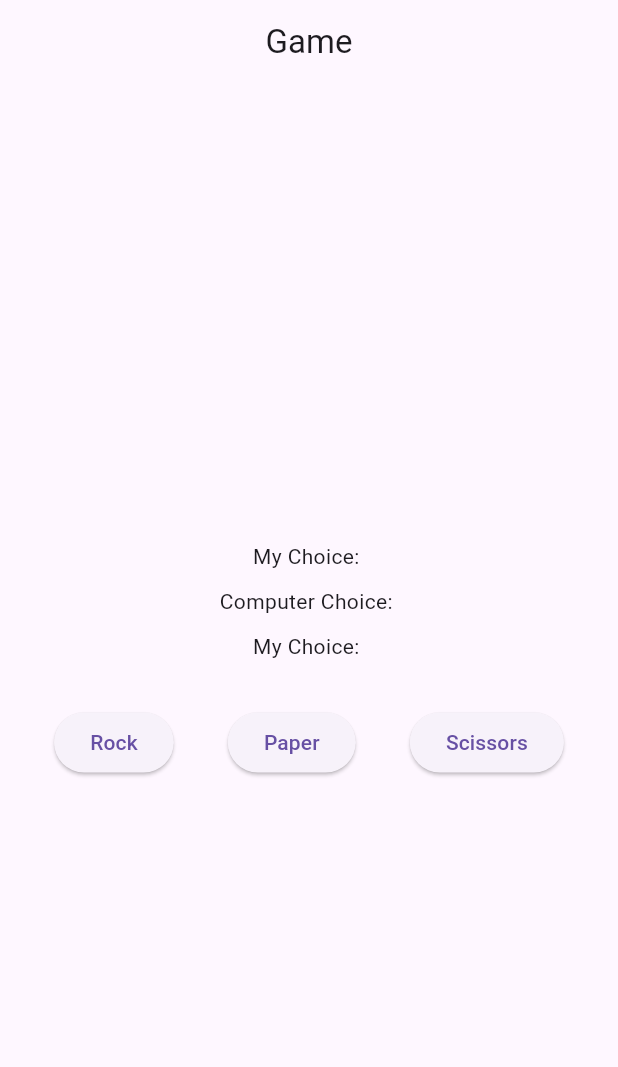
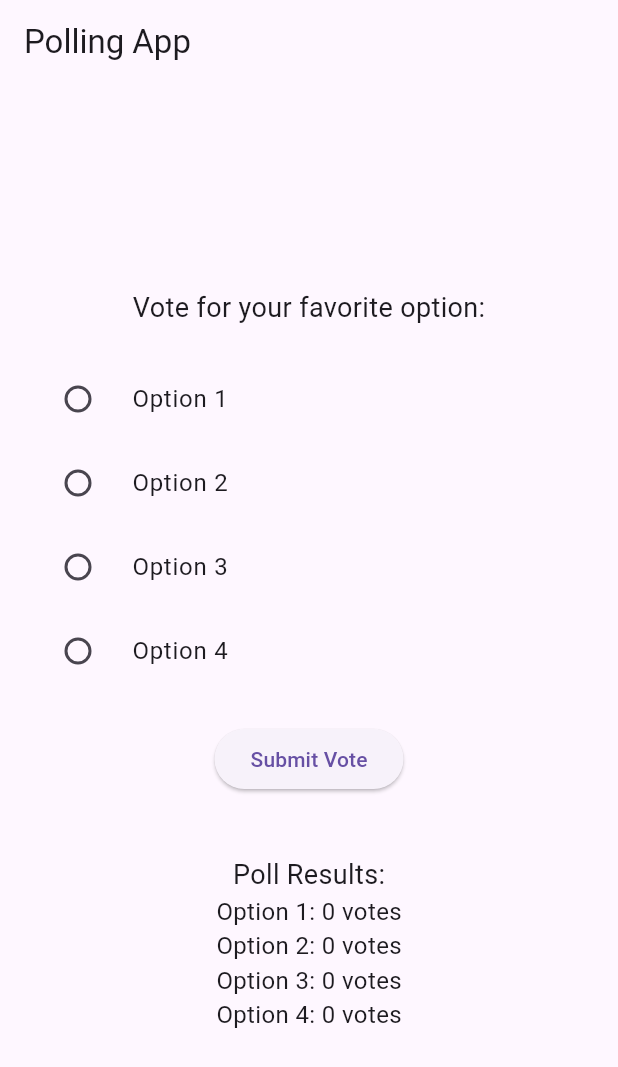
Before and after one commit to HasanJuned/testing2, a Flutter app: the screen it shows after launch, on a phone screen of 412 x 824 dp. Shown: the top 1067 px of the screen. Run offline on Flutter 3.47's test engine with Material 3 defaults, Android fonts, the phone set to English and light mode, and no system bars; our stand-ins replace get.

```diff
--- a/lib/main.dart
+++ b/lib/main.dart
@@ -1,79 +1,90 @@
-import 'package:flutter/cupertino.dart';
 import 'package:flutter/material.dart';
-import 'package:get/get.dart';
-import 'package:testing2/game_controller.dart';
 
 void main() {
   runApp(MyApp());
 }
 
 class MyApp extends StatelessWidget {
-  const MyApp({super.key});
-
   @override
   Widget build(BuildContext context) {
     return MaterialApp(
-      debugShowCheckedModeBanner: false,
-      home: HomeScreen(),
+      title: 'Polling App',
+      theme: ThemeData(
+        primarySwatch: Colors.blue,
+      ),
+      home: PollingPage(),
     );
   }
 }
 
-class HomeScreen extends StatefulWidget {
-  const HomeScreen({super.key});
-
+class PollingPage extends StatefulWidget {
   @override
-  State<HomeScreen> createState() => _HomeScreenState();
+  _PollingPageState createState() => _PollingPageState();
 }
 
-class _HomeScreenState extends State<HomeScreen> {
-  final GameController _gameController = Get.put(GameController());
+class _PollingPageState extends State<PollingPage> {
+  String? selectedOption;
+  Map<String, int> pollResults = {
+    'Option 1': 0,
+    'Option 2': 0,
+    'Option 3': 0,
+    'Option 4': 0,
+  };
+
+  void submitVote() {
+    if (selectedOption != null) {
+      setState(() {
+        pollResults[selectedOption!] = pollResults[selectedOption!]! + 1;
+      });
+    }
+  }
 
   @override
   Widget build(BuildContext context) {
     return Scaffold(
       appBar: AppBar(
-        title: Text('Game'),
-        centerTitle: true,
+        title: Text('Polling App'),
       ),
-      body: Column(
+      body: Padding(
+        padding: const EdgeInsets.all(16.0),
+        child: Column(
           mainAxisAlignment: MainAxisAlignment.center,
           children: [
-          Obx(
-            () {
-              return Text('My Choice: ${_gameController.userChoice.value}');
+            Text(
+              'Vote for your favorite option:',
+              style: TextStyle(fontSize: 18),
+            ),
+            SizedBox(height: 20),
+            ...pollResults.keys.map((option) {
+              return RadioListTile<String>(
+                title: Text(option),
+                value: option,
+                groupValue: selectedOption,
+                onChanged: (value) {
+                  setState(() {
+                    selectedOption = value;
+                  });
                 },
+              );
+            }).toList(),
+            SizedBox(height: 20),
+            ElevatedButton(
+              onPressed: submitVote,
+              child: Text('Submit Vote'),
             ),
-          SizedBox(
-            height: 10,
+            SizedBox(height: 40),
+            Text(
+              'Poll Results:',
+              style: TextStyle(fontSize: 18),
             ),
-          Obx(
-            () {
+            ...pollResults.entries.map((entry) {
               return Text(
-                  'Computer Choice: ${_gameController.computerChoice.value}');
-            },
+                '${entry.key}: ${entry.value} votes',
+                style: TextStyle(fontSize: 16),
+              );
+            }).toList(),
+          ],
         ),
-          SizedBox(
-            height: 10,
-          ),
-          Obx(
-            () {
-              return Text('My Choice: ${_gameController.result.value}');
-            },
-          ),
-          SizedBox(
-            height: 30,
-          ),
-          Row(
-            mainAxisAlignment: MainAxisAlignment.spaceEvenly,
-            children: _gameController.choices
-                .map((choice) => ElevatedButton(
-                      onPressed: () => _gameController.playGame(choice),
-                      child: Text(choice),
-                    ))
-                .toList(),
-          ),
-        ],
       ),
     );
   }
--- a/pubspec.yaml
+++ b/pubspec.yaml
@@ -19,6 +19,9 @@ dependencies:
   device_preview: ^1.1.0
   csv: ^5.0.1
   flutter_screenutil: ^5.9.0
+  image_picker: any
+  scan: ^1.6.0
+  url_launcher: any
 
 dev_dependencies:
   flutter_test:
```
Also changed, not shown: pubspec.lock, 1 other file. Lines whose indentation alone changed are shown as unchanged.
